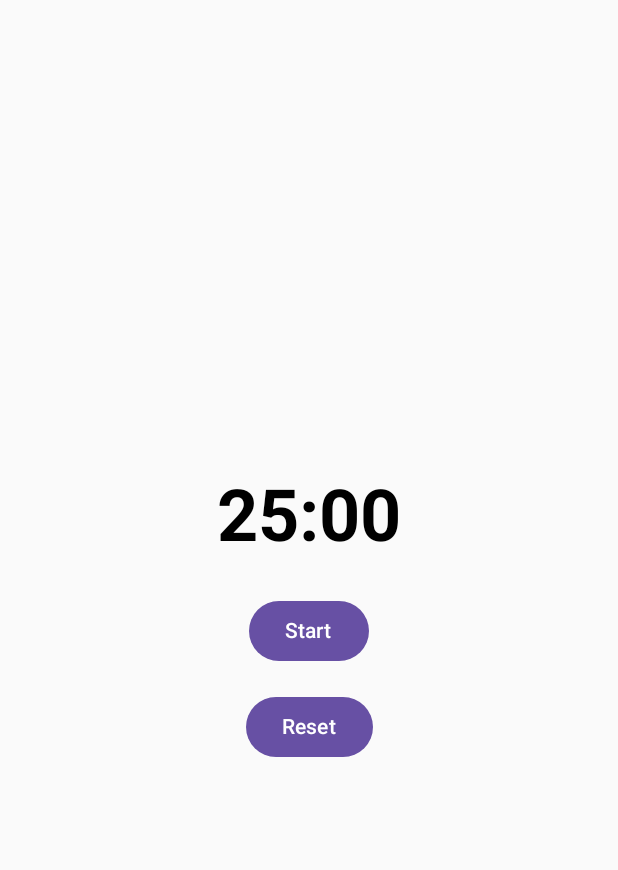
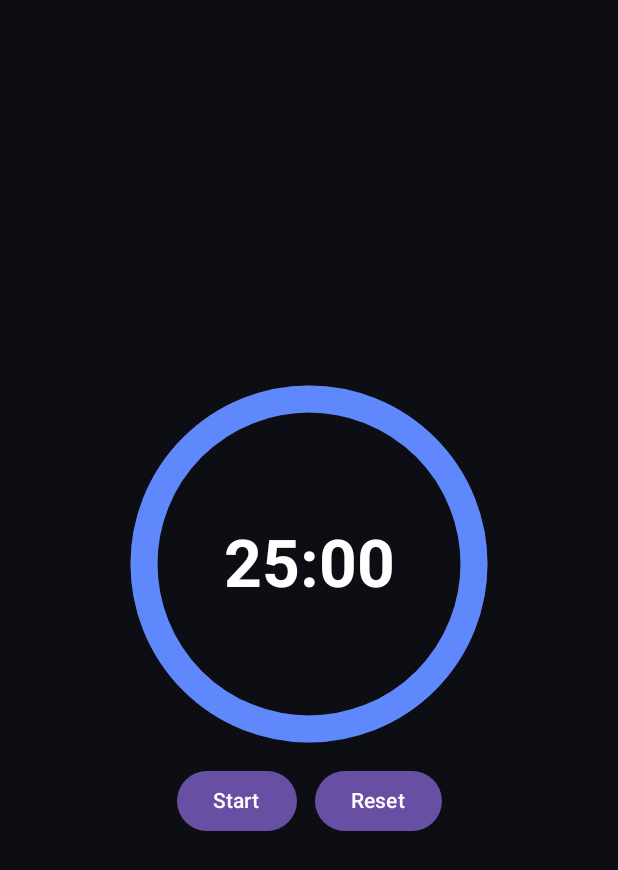
Before and after one commit to s1270144/FocusTune, an Android app built with Jetpack Compose: the screen it shows after launch (MainActivity), on a phone screen of 412 x 824 dp. Shown: the top 870 px of the screen. Run offline under Robolectric (Android 15) with nearby library versions, the phone set to English and light mode, and no system bars.

Commit message:
renew - UI

```diff
--- a/composeApp/src/androidMain/kotlin/com/shutypy/focustune/MainActivity.kt
+++ b/composeApp/src/androidMain/kotlin/com/shutypy/focustune/MainActivity.kt
@@ -8,7 +8,7 @@ class MainActivity : ComponentActivity() {
     override fun onCreate(savedInstanceState: Bundle?) {
         super.onCreate(savedInstanceState)
         setContent {
-            App()
+            TimerScreen()
         }
     }
 }
--- /dev/null
+++ b/composeApp/src/commonMain/kotlin/com/shutypy/focustune/TimerScreen.kt
@@ -0,0 +1,117 @@
+package com.shutypy.focustune
+
+import androidx.compose.foundation.Canvas
+import androidx.compose.foundation.background
+import androidx.compose.foundation.layout.*
+import androidx.compose.material3.Button
+import androidx.compose.material3.Text
+import androidx.compose.runtime.*
+import androidx.compose.ui.Alignment
+import androidx.compose.ui.Modifier
+import androidx.compose.ui.graphics.Color
+import androidx.compose.ui.graphics.StrokeCap
+import androidx.compose.ui.graphics.drawscope.Stroke
+import androidx.compose.ui.text.font.FontWeight
+import androidx.compose.ui.text.style.TextAlign
+import androidx.compose.ui.unit.Dp
+import androidx.compose.ui.unit.dp
+import androidx.compose.ui.unit.sp
+import androidx.lifecycle.viewmodel.compose.viewModel
+import kotlinx.coroutines.delay
+
+@Composable
+fun CircularTimer(
+    remainingTime: String,
+    progress: Float,
+    modifier: Modifier = Modifier,
+    size: Dp = 220.dp,
+    strokeWidth: Dp = 18.dp
+) {
+    Box(
+        modifier = modifier.size(size),
+        contentAlignment = Alignment.Center
+    ) {
+        Canvas(modifier = Modifier.size(size)) {
+            val sweepAngle = 360 * progress
+            val stroke = Stroke(width = strokeWidth.toPx(), cap = StrokeCap.Round)
+
+            // 背景グレーの円
+            drawArc(
+                color = Color(0xFF3A3A3D),
+                startAngle = -90f,
+                sweepAngle = 360f,
+                useCenter = false,
+                style = stroke
+            )
+
+            // 青の進行円
+            drawArc(
+                color = Color(0xFF5E88FC),
+                startAngle = -90f,
+                sweepAngle = sweepAngle,
+                useCenter = false,
+                style = stroke
+            )
+        }
+
+        Text(
+            text = remainingTime,
+            color = Color.White,
+            fontSize = 44.sp,
+            fontWeight = FontWeight.Bold,
+            textAlign = TextAlign.Center
+        )
+    }
+}
+
+@Composable
+fun TimerScreen(viewModel: TimerViewModel = viewModel()) {
+    var secondsLeft by remember { mutableStateOf(viewModel.secondsLeft) }
+    var isRunning by remember { mutableStateOf(viewModel.isRunning) }
+
+    // タイマー更新ループ
+    LaunchedEffect(isRunning) {
+        while (isRunning && secondsLeft > 0) {
+            delay(1000)
+            secondsLeft--
+        }
+    }
+
+    val minutes = secondsLeft / 60
+    val seconds = secondsLeft % 60
+    val progress = secondsLeft.toFloat() / viewModel.initialSeconds.toFloat()
+
+    Box(
+        modifier = Modifier
+            .fillMaxSize()
+            .background(Color(0xFF0D0D14)),
+        contentAlignment = Alignment.Center
+    ) {
+        Column(
+            horizontalAlignment = Alignment.CenterHorizontally,
+            verticalArrangement = Arrangement.Center
+        ) {
+            CircularTimer(
+                remainingTime = "%02d:%02d".format(minutes, seconds),
+                progress = progress
+            )
+
+            Spacer(Modifier.height(24.dp))
+
+            Row {
+                Button(onClick = { isRunning = !isRunning }) {
+                    Text(if (isRunning) "Pause" else "Start")
+                }
+
+                Spacer(Modifier.width(12.dp))
+
+                Button(onClick = {
+                    secondsLeft = viewModel.initialSeconds
+                    isRunning = false
+                }) {
+                    Text("Reset")
+                }
+            }
+        }
+    }
+}
```
